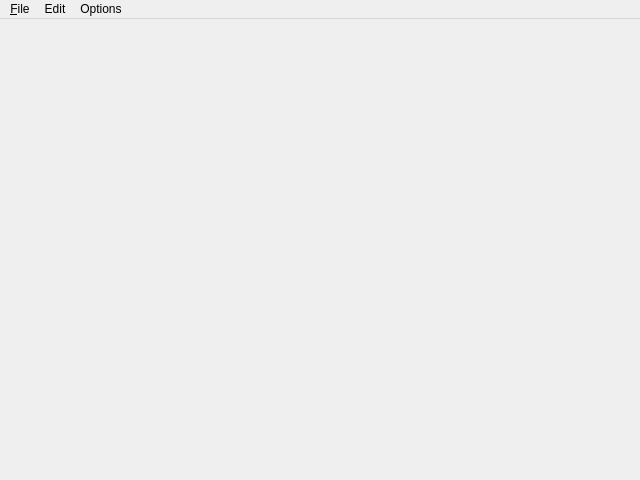
martin-kudlicka/file-commander, file ListerMainWindow.ui: the form before one commit.
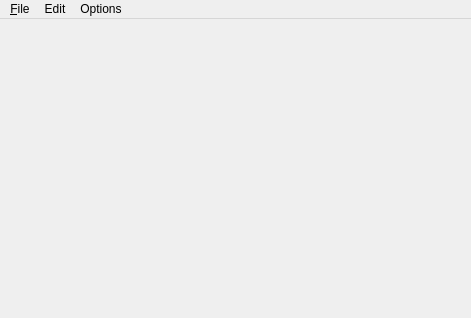
The form after the commit.

Commit message: + FindDialog class to search in lister (find action and plugins only for now)

```diff
--- a/ListerMainWindow.ui
+++ b/ListerMainWindow.ui
@@ -5,8 +5,8 @@
    <rect>
     <x>0</x>
     <y>0</y>
-    <width>640</width>
-    <height>480</height>
+    <width>471</width>
+    <height>318</height>
    </rect>
   </property>
   <property name="windowTitle" >
@@ -27,10 +27,20 @@
     <rect>
      <x>0</x>
      <y>0</y>
-     <width>640</width>
+     <width>471</width>
      <height>21</height>
     </rect>
    </property>
+   <widget class="QMenu" name="menuEdit" >
+    <property name="title" >
+     <string>Edit</string>
+    </property>
+    <addaction name="actionCopy_as_text" />
+    <addaction name="actionSelect_all" />
+    <addaction name="separator" />
+    <addaction name="qaFind" />
+    <addaction name="actionFind_next" />
+   </widget>
    <widget class="QMenu" name="menuFile" >
     <property name="title" >
      <string>&amp;File</string>
@@ -58,16 +68,6 @@
     <addaction name="qaWrapText" />
     <addaction name="qaFitImageToWindow" />
    </widget>
-   <widget class="QMenu" name="menuEdit" >
-    <property name="title" >
-     <string>Edit</string>
-    </property>
-    <addaction name="qaCopyAsText" />
-    <addaction name="qaSelectAll" />
-    <addaction name="separator" />
-    <addaction name="actionFind" />
-    <addaction name="actionFind_next" />
-   </widget>
    <addaction name="menuFile" />
    <addaction name="menuEdit" />
    <addaction name="menuOptions" />
```
Left out of the diff: 6 changed lines with no effect on the pictures. The commit also changes 8 other files.
